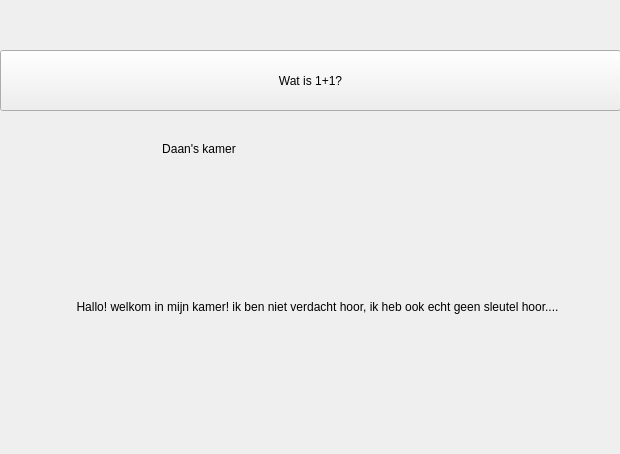
djog/djog_nanos_2018, file kamer_daan.ui: the form before one commit.
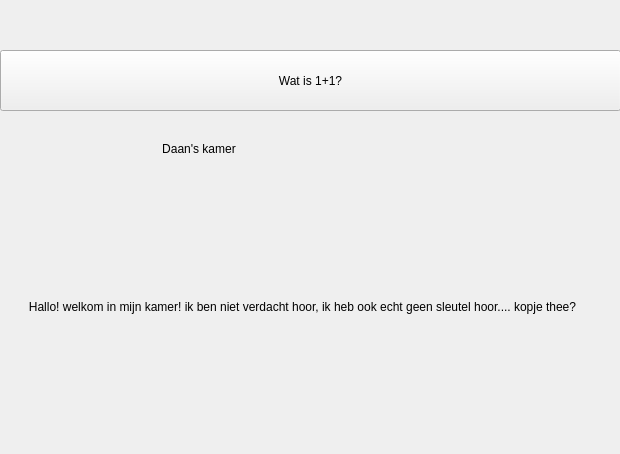
The form after the commit.

Commit message: Kamer aangepast

```diff
--- a/kamer_daan.ui
+++ b/kamer_daan.ui
@@ -45,14 +45,14 @@
   <widget class="QLabel" name="label_2">
    <property name="geometry">
     <rect>
-     <x>27</x>
+     <x>-3</x>
      <y>206</y>
-     <width>581</width>
+     <width>611</width>
      <height>201</height>
     </rect>
    </property>
    <property name="text">
-    <string>Hallo! welkom in mijn kamer! ik ben niet verdacht hoor, ik heb ook echt geen sleutel hoor....</string>
+    <string>Hallo! welkom in mijn kamer! ik ben niet verdacht hoor, ik heb ook echt geen sleutel hoor.... kopje thee?</string>
    </property>
    <property name="alignment">
     <set>Qt::AlignCenter</set>
```
